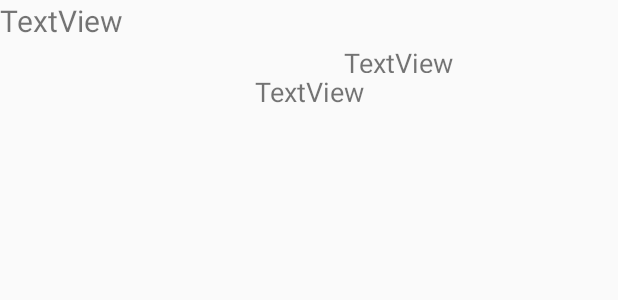
After one commit to GabrielGrimberg/TrendingNow, an Android app: the layout list_record.xml on its own in the app's theme, with its tools: preview values and no code run, on a phone screen of 412 x 824 dp. The commit adds this screen. Shown: the top 300 px of the screen. Run offline under Robolectric (Android 15) with nearby library versions, the phone set to English and light mode, and no system bars.

Commit message:
Layout Progress

```diff
--- a/TrendingNow/app/src/main/res/layout/activity_main.xml
+++ b/TrendingNow/app/src/main/res/layout/activity_main.xml
@@ -8,9 +8,9 @@
 
     <ListView
         android:id="@+id/xmlListView"
-        android:layout_width="348dp"
-        android:layout_height="0dp"
-        tools:layout_editor_absoluteX="31dp"
-        tools:layout_editor_absoluteY="0dp"
-        tools:ignore="MissingConstraints" />
+        android:layout_width="368dp"
+        android:layout_height="495dp"
+        tools:ignore="MissingConstraints"
+        tools:layout_editor_absoluteX="8dp"
+        tools:layout_editor_absoluteY="8dp" />
 </android.support.constraint.ConstraintLayout>
--- /dev/null
+++ b/TrendingNow/app/src/main/res/layout/list_record.xml
@@ -0,0 +1,42 @@
+<?xml version="1.0" encoding="utf-8"?>
+<android.support.constraint.ConstraintLayout xmlns:android="http://schemas.android.com/apk/res/android"
+    xmlns:app="http://schemas.android.com/apk/res-auto"
+    xmlns:tools="http://schemas.android.com/tools"
+    android:layout_width="match_parent"
+    android:layout_height="match_parent"
+    tools:layout_editor_absoluteX="0dp"
+    tools:layout_editor_absoluteY="81dp">
+
+    <TextView
+        android:id="@+id/tvName"
+        android:layout_width="332dp"
+        android:layout_height="29dp"
+        android:text="TextView"
+        android:textSize="20sp"
+        tools:layout_editor_absoluteX="17dp"
+        tools:layout_editor_absoluteY="16dp" />
+
+    <TextView
+        android:id="@+id/tvArist"
+        android:layout_width="97dp"
+        android:layout_height="19dp"
+        android:layout_marginRight="5dp"
+        android:layout_marginTop="0dp"
+        android:text="TextView"
+        android:textSize="18sp"
+        app:layout_constraintRight_toRightOf="@+id/tvName"
+        app:layout_constraintTop_toBottomOf="@+id/tvName" />
+
+    <TextView
+        android:id="@+id/tvSummary"
+        android:layout_width="wrap_content"
+        android:layout_height="wrap_content"
+        android:layout_marginLeft="16dp"
+        android:layout_marginRight="16dp"
+        android:layout_marginTop="0dp"
+        android:text="TextView"
+        android:textSize="18sp"
+        app:layout_constraintLeft_toLeftOf="parent"
+        app:layout_constraintRight_toRightOf="parent"
+        app:layout_constraintTop_toBottomOf="@+id/tvArist" />
+</android.support.constraint.ConstraintLayout>
```
